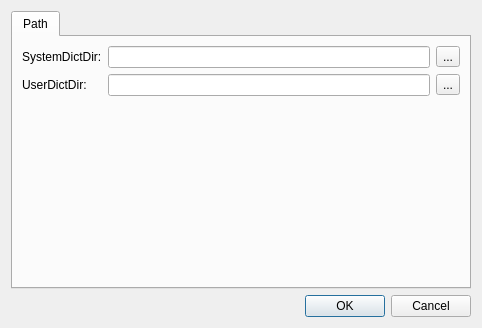
Above: preferencedialog.ui from debate-info-lab/sep-speech-tools before the change. Below: the same form after it.
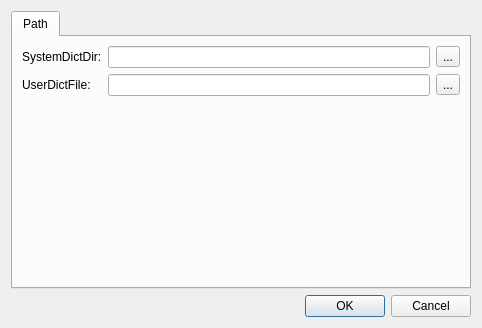
That is the form after the change.

Commit message: Update from windows.

Diff of the .ui file:
```diff
--- a/preferencedialog.ui
+++ b/preferencedialog.ui
@@ -58,7 +58,7 @@
        <item row="1" column="0">
         <widget class="QLabel" name="labelPathUserDict">
          <property name="text">
-          <string>UserDictDir:</string>
+          <string>UserDictFile:</string>
          </property>
         </widget>
        </item>
```
Left out of the diff: 2 changed lines with no effect on the pictures. The commit also changes 6 other files.
